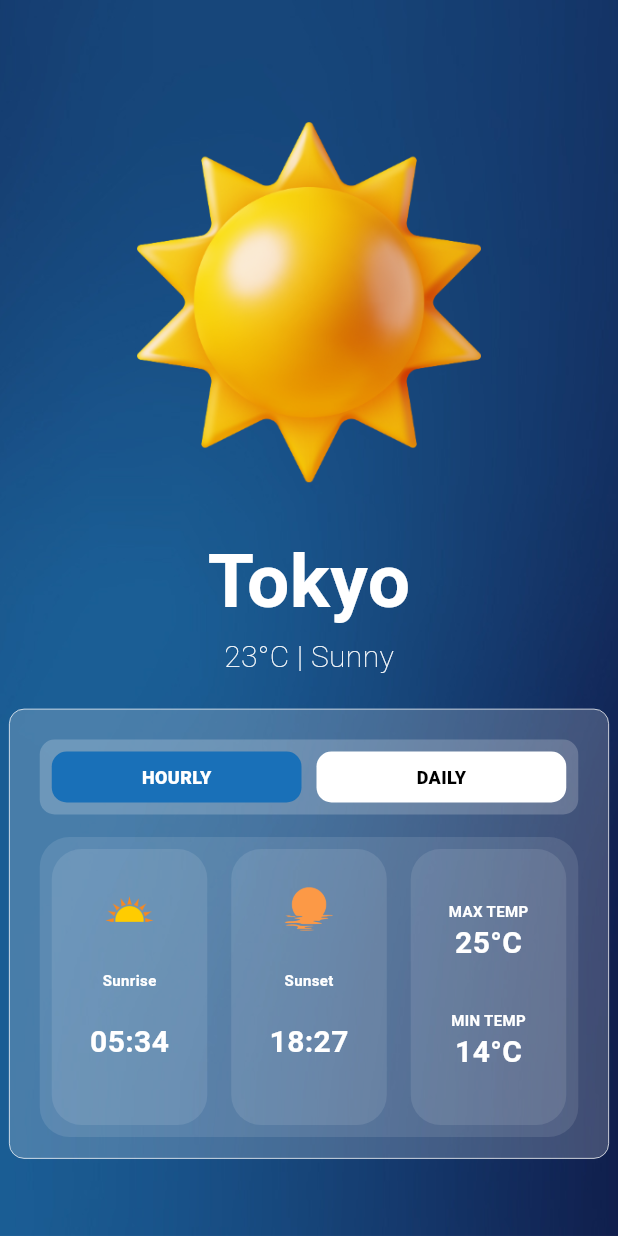
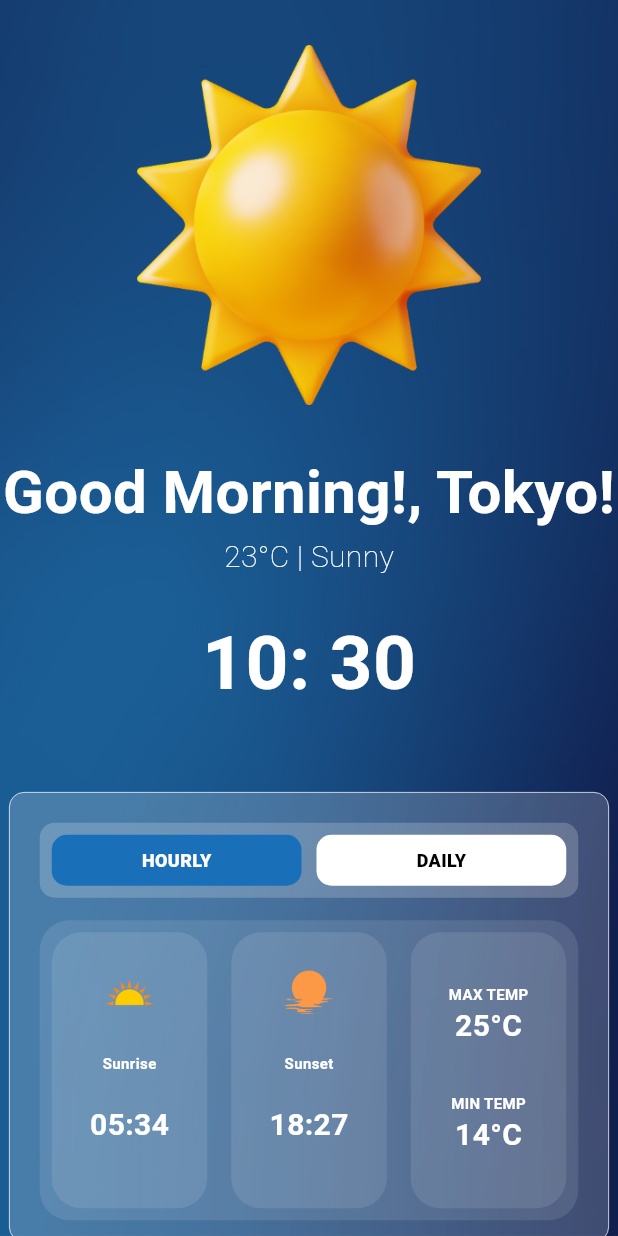
Before and after one commit to alexmortelsison/my_weatherapp, a Flutter app: the screen it shows after launch, on a phone screen of 412 x 824 dp. Run offline on Flutter 3.47's test engine with Material 3 defaults, Android fonts, the phone set to English and light mode, and no system bars; our stand-ins replace geolocator.

Commit message:
updated UI

```diff
--- a/lib/screens/location_screen.dart
+++ b/lib/screens/location_screen.dart
@@ -1,10 +1,4 @@
-import 'dart:ui';
-
-import 'package:flutter/cupertino.dart';
 import 'package:flutter/material.dart';
-import 'package:flutter/painting.dart';
-import 'package:flutter/rendering.dart';
-import 'package:flutter/widgets.dart';
 
 class LocationScreen extends StatefulWidget {
   const LocationScreen({super.key});
@@ -14,6 +8,18 @@ class LocationScreen extends StatefulWidget {
 }
 
 class _LocationScreenState extends State<LocationScreen> {
+  var time = DateTime.now();
+  String getMessage() {
+    var time = DateTime.now();
+    if (time.hour < 12) {
+      return 'Good Morning!';
+    } else if (time.hour >= 12 && time.hour < 17) {
+      return 'Good Afternoon!';
+    } else {
+      return 'Good Evening';
+    }
+  }
+
   @override
   Widget build(BuildContext context) {
     return Scaffold(
@@ -40,10 +46,10 @@ class _LocationScreenState extends State<LocationScreen> {
                   ),
                 ),
               ),
-              const Text(
-                'Tokyo',
-                style: TextStyle(
-                  fontSize: 50,
+              Text(
+                '${getMessage()}, Tokyo!',
+                style: const TextStyle(
+                  fontSize: 40,
                   color: Colors.white,
                   fontWeight: FontWeight.bold,
                 ),
@@ -58,6 +64,17 @@ class _LocationScreenState extends State<LocationScreen> {
               ),
               const SizedBox(
                 height: 20,
+              ),
+              Text(
+                '${time.hour}: ${time.minute}',
+                style: const TextStyle(
+                  color: Colors.white,
+                  fontWeight: FontWeight.bold,
+                  fontSize: 50,
+                ),
+              ),
+              const SizedBox(
+                height: 50,
               ),
               Stack(
                 children: [
```
